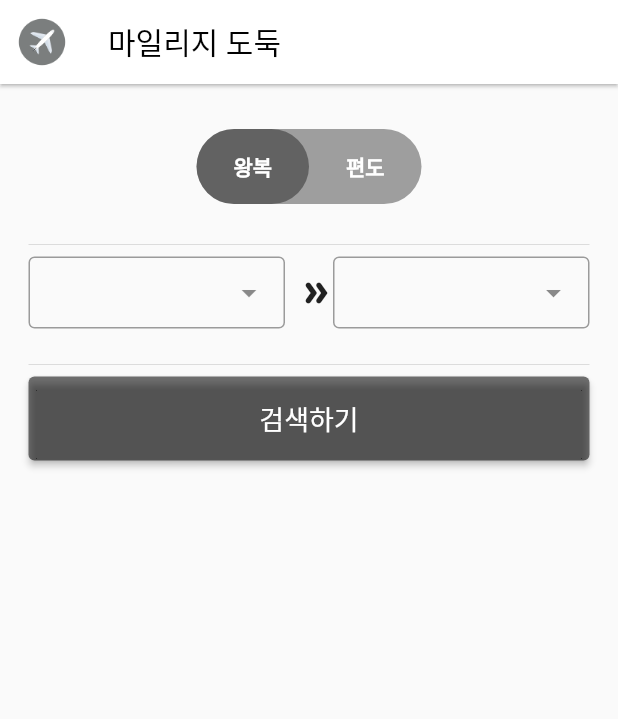
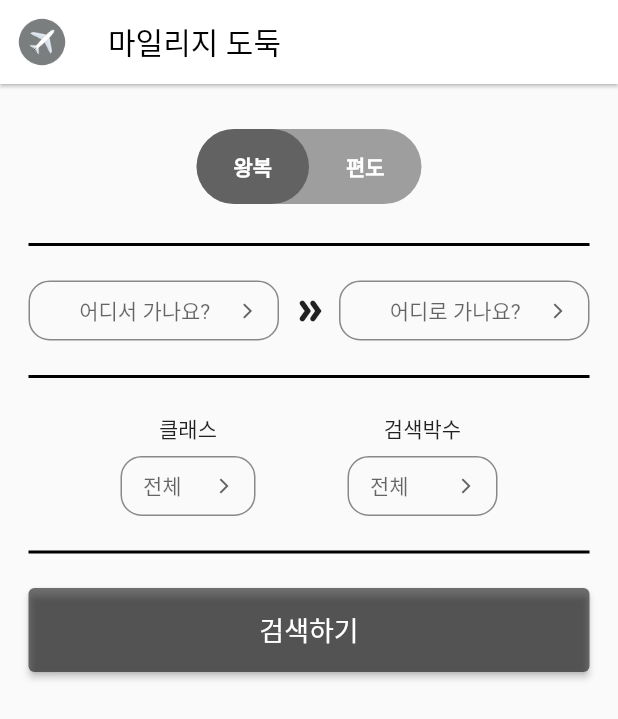
Before and after one commit to mungyuchoi/mileage_thief, a Flutter app: the screen it shows after launch, on a phone screen of 412 x 824 dp. Shown: the top 719 px of the screen. Run offline on Flutter 3.47's test engine with Material 2 defaults, Android fonts, the phone set to English and light mode, and no system bars; drawn by our look-alikes of dropdown_button2, dropdown_search.

Commit message:
클래스 검색박수 추가

```diff
--- /dev/null
+++ b/lib/custom/CustomDropdownButton2.dart
@@ -0,0 +1,136 @@
+import 'package:flutter/material.dart';
+import 'package:dropdown_button2/dropdown_button2.dart';
+
+
+class CustomDropdownButton2 extends StatelessWidget {
+  final String hint;
+  final String? value;
+  final List<String> dropdownItems;
+  final ValueChanged<String?>? onChanged;
+  final DropdownButtonBuilder? selectedItemBuilder;
+  final Alignment? hintAlignment;
+  final Alignment? valueAlignment;
+  final double? buttonHeight, buttonWidth;
+  final EdgeInsetsGeometry? buttonPadding;
+  final BoxDecoration? buttonDecoration;
+  final int? buttonElevation;
+  final Widget? icon;
+  final double? iconSize;
+  final Color? iconEnabledColor;
+  final Color? iconDisabledColor;
+  final double? itemHeight;
+  final EdgeInsetsGeometry? itemPadding;
+  final double? dropdownHeight, dropdownWidth;
+  final EdgeInsetsGeometry? dropdownPadding;
+  final BoxDecoration? dropdownDecoration;
+  final int? dropdownElevation;
+  final Radius? scrollbarRadius;
+  final double? scrollbarThickness;
+  final bool? scrollbarAlwaysShow;
+  final Offset? offset;
+
+  const CustomDropdownButton2({
+    required this.hint,
+    required this.value,
+    required this.dropdownItems,
+    required this.onChanged,
+    this.selectedItemBuilder,
+    this.hintAlignment,
+    this.valueAlignment,
+    this.buttonHeight,
+    this.buttonWidth,
+    this.buttonPadding,
+    this.buttonDecoration,
+    this.buttonElevation,
+    this.icon,
+    this.iconSize,
+    this.iconEnabledColor,
+    this.iconDisabledColor,
+    this.itemHeight,
+    this.itemPadding,
+    this.dropdownHeight,
+    this.dropdownWidth,
+    this.dropdownPadding,
+    this.dropdownDecoration,
+    this.dropdownElevation,
+    this.scrollbarRadius,
+    this.scrollbarThickness,
+    this.scrollbarAlwaysShow,
+    this.offset,
+    Key? key,
+  }) : super(key: key);
+
+  @override
+  Widget build(BuildContext context) {
+    return DropdownButtonHideUnderline(
+      child: DropdownButton2(
+        //To avoid long text overflowing.
+        isExpanded: true,
+        hint: Container(
+          alignment: hintAlignment,
+          child: Text(
+            hint,
+            overflow: TextOverflow.ellipsis,
+            maxLines: 1,
+            style: TextStyle(
+              fontSize: 14,
+              color: Theme.of(context).hintColor,
+            ),
+          ),
+        ),
+        value: value,
+        items: dropdownItems
+            .map((item) => DropdownMenuItem<String>(
+          value: item,
+          child: Container(
+            alignment: valueAlignment,
+            child: Text(
+              item,
+              overflow: TextOverflow.ellipsis,
+              maxLines: 1,
+              style: const TextStyle(
+                fontSize: 14,
+              ),
+            ),
+          ),
+        ))
+            .toList(),
+        onChanged: onChanged,
+        selectedItemBuilder: selectedItemBuilder,
+        icon: icon ?? const Icon(Icons.arrow_forward_ios_outlined),
+        iconSize: iconSize ?? 12,
+        iconEnabledColor: iconEnabledColor,
+        iconDisabledColor: iconDisabledColor,
+        buttonHeight: buttonHeight ?? 40,
+        buttonWidth: buttonWidth ?? 140,
+        buttonPadding:
+        buttonPadding ?? const EdgeInsets.only(left: 14, right: 14),
+        buttonDecoration: buttonDecoration ??
+            BoxDecoration(
+              borderRadius: BorderRadius.circular(14),
+              border: Border.all(
+                color: Colors.black45,
+              ),
+            ),
+        buttonElevation: buttonElevation,
+        itemHeight: itemHeight ?? 40,
+        itemPadding: itemPadding ?? const EdgeInsets.only(left: 14, right: 14),
+        //Max height for the dropdown menu & becoming scrollable if there are more items. If you pass Null it will take max height possible for the items.
+        dropdownMaxHeight: dropdownHeight ?? 200,
+        dropdownWidth: dropdownWidth ?? 140,
+        dropdownPadding: dropdownPadding,
+        dropdownDecoration: dropdownDecoration ??
+            BoxDecoration(
+              borderRadius: BorderRadius.circular(14),
+            ),
+        dropdownElevation: dropdownElevation ?? 8,
+        scrollbarRadius: scrollbarRadius ?? const Radius.circular(40),
+        scrollbarThickness: scrollbarThickness,
+        scrollbarAlwaysShow: scrollbarAlwaysShow,
+        //Null or Offset(0, 0) will open just under the button. You can edit as you want.
+        offset: offset,
+        dropdownOverButton: false, //Default is false to show menu below button
+      ),
+    );
+  }
+}
--- a/lib/screen/search_screen.dart
+++ b/lib/screen/search_screen.dart
@@ -1,5 +1,7 @@
 import 'package:flutter/material.dart';
 import 'package:dropdown_search/dropdown_search.dart';
+
+import '../custom/CustomDropdownButton2.dart';
 
 class SearchScreen extends StatefulWidget {
   @override
@@ -151,40 +153,159 @@ class AirportScreen extends StatefulWidget {
 }
 
 class _AirportScreenState extends State<AirportScreen> {
+  final List<String> dateItems = [
+    "전체",
+    "1박2일",
+    "2박3일",
+    "3박4일",
+    "4박5일",
+    "5박6일",
+    "6박7일",
+    "7박8일",
+    "8박9일",
+    "9박10일",
+    "10박11일",
+    "11박12일",
+    "12박13일",
+    "13박14일",
+    "14박15일",
+    "15박16일",
+    "16박17일",
+    "17박18일",
+    "18박19일",
+    "19박20일",
+    "20박21일",
+    "21박22일",
+    "22박23일",
+    "23박24일",
+    "24박25일",
+    "25박26일",
+    "26박27일",
+    "27박28일",
+    "28박29일",
+    "29박30일",
+  ];
+  final List<String> classItems = ["전체", "이코노미", "비즈니스", "퍼스트"];
+  final List<String> airportItems = ["서울/인천\nICN", "뉴욕/존F케네디\nJFK"];
+  String? dateSelectedValue;
+  String? classSelectedValue;
+  String? departureSelectedValue;
+  String? arrivalSelectedValue;
+
   @override
   Widget build(BuildContext context) {
     return Container(
-        padding: EdgeInsets.all(15),
+        padding: const EdgeInsets.all(15),
         width: MediaQuery.of(context).size.width,
         height: MediaQuery.of(context).size.height,
         child: ListView(
-          padding: EdgeInsets.all(4),
+          padding: const EdgeInsets.all(4),
           children: <Widget>[
-            Divider(),
+            const Divider(
+              color: Colors.black,
+              thickness: 2,
+            ),
+            const Padding(padding: EdgeInsets.all(8)),
             Row(
               children: [
                 Expanded(
-                    child: DropdownSearch<String>(
-                  items: const ["서울/인천\nICN", "뉴욕/존F케네디\nJFK"],
-                )),
-                Padding(padding: EdgeInsets.all(4)),
-                Icon(
+                  child: CustomDropdownButton2(
+                    hint: '어디서 가나요?',
+                    dropdownItems: airportItems,
+                    hintAlignment: Alignment.center,
+                    value: departureSelectedValue,
+                    onChanged: (value) {
+                      setState(() {
+                        departureSelectedValue = value;
+                      });
+                    },
+                  ),
+                ),
+                const Padding(padding: EdgeInsets.all(4)),
+                const Icon(
                   Icons.double_arrow_rounded,
                 ),
+                const Padding(padding: EdgeInsets.all(4)),
                 Expanded(
-                    child: DropdownSearch<String>(
-                  items: const ["서울/인천\nICN", "뉴욕/존F케네디\nJFK"],
-                )),
+                  child: CustomDropdownButton2(
+                    hint: '어디로 가나요?',
+                    hintAlignment: Alignment.center,
+                    dropdownItems: airportItems,
+                    value: arrivalSelectedValue,
+                    onChanged: (value) {
+                      setState(() {
+                        arrivalSelectedValue = value;
+                      });
+                    },
+                  ),
+                ),
               ],
             ),
-            Padding(padding: EdgeInsets.all(8)),
-            Divider(),
+            const Padding(padding: EdgeInsets.all(8)),
+            const Divider(
+              color: Colors.black,
+              thickness: 2,
+            ),
+            const Padding(padding: EdgeInsets.all(8)),
+            Row(
+              mainAxisAlignment: MainAxisAlignment.spaceEvenly,
+              children: [
+                Column(
+                  children: [
+                    const Text('클래스'),
+                    const Padding(padding: EdgeInsets.all(4)),
+                    CustomDropdownButton2(
+                      buttonWidth: 90,
+                      dropdownWidth: 100,
+                      valueAlignment: Alignment.center,
+                      hint: '전체',
+                      dropdownItems: classItems,
+                      value: classSelectedValue,
+                      onChanged: (value) {
+                        setState(() {
+                          classSelectedValue = value;
+                        });
+                      },
+                    ),
+                  ],
+                ),
+                Column(
+                  children: [
+                    const Text('검색박수'),
+                    const Padding(padding: EdgeInsets.all(4)),
+                    CustomDropdownButton2(
+                      buttonWidth: 100,
+                      dropdownWidth: 100,
+                      valueAlignment: Alignment.center,
+                      hint: '전체',
+                      dropdownItems: dateItems,
+                      value: dateSelectedValue,
+                      onChanged: (value) {
+                        setState(() {
+                          dateSelectedValue = value;
+                        });
+                      },
+                    ),
+                  ],
+                ),
+              ],
+            ),
+            const Padding(padding: EdgeInsets.all(8)),
+            const Divider(
+              color: Colors.black,
+              thickness: 2,
+            ),
+            const Padding(padding: EdgeInsets.all(8)),
             ElevatedButton(
               onPressed: () {},
-              child: Text("검색하기", style: TextStyle(fontSize: 18),),
               style: TextButton.styleFrom(
-                  primary: Colors.white, backgroundColor: Colors.black54,
-              minimumSize: Size.fromHeight(56.0)),
+                  primary: Colors.white,
+                  backgroundColor: Colors.black54,
+                  minimumSize: const Size.fromHeight(56.0)),
+              child: const Text(
+                "검색하기",
+                style: TextStyle(fontSize: 18),
+              ),
             ),
           ],
         ));
--- a/pubspec.yaml
+++ b/pubspec.yaml
@@ -7,6 +7,8 @@ environment:
   sdk: '>=3.0.0-218.0.dev <4.0.0'
 dependencies:
   dropdown_search: ^5.0.5
+  dropdown_button2: ^1.9.2
+
   flutter:
     sdk: flutter
   cupertino_icons: ^1.0.2
```
Also changed, not shown: pubspec.lock.
